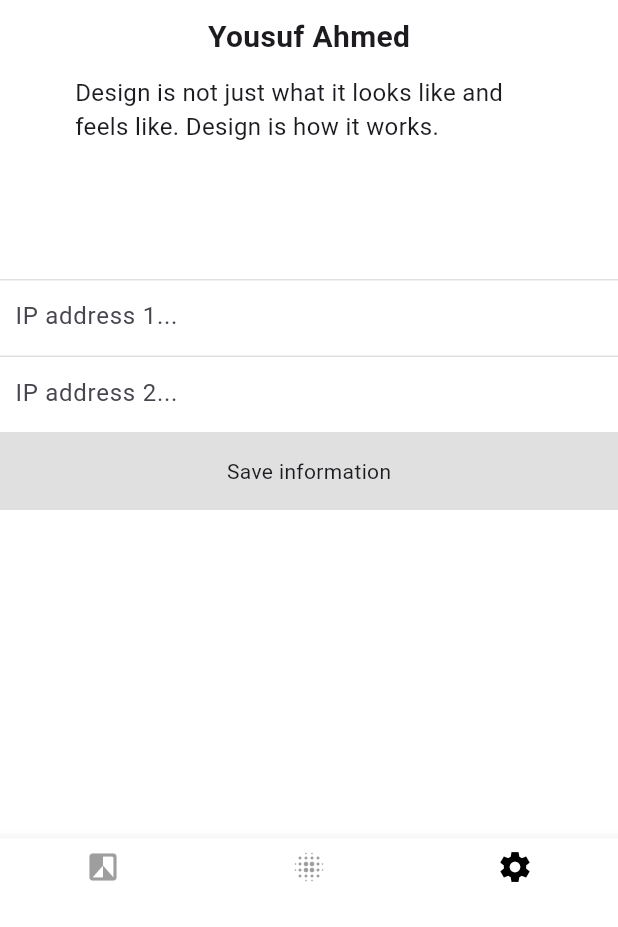
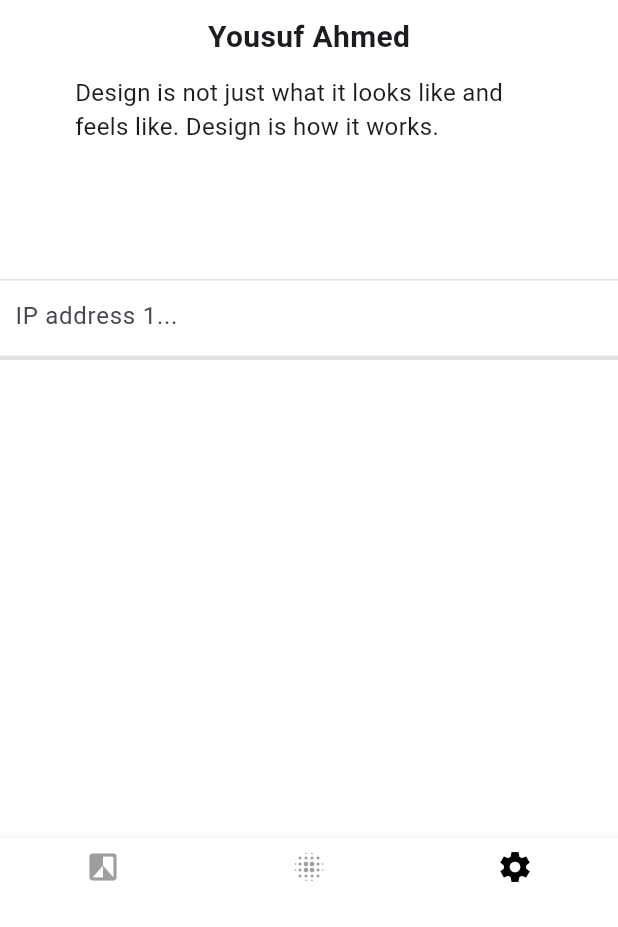
Before and after one commit to yousuf-4594/Image-Inpainting-App, a Flutter app: the screen it shows after launch, swiped to page 3, on a phone screen of 412 x 824 dp, the part 309-1236 px from its top. Run offline on Flutter 3.47's test engine with Material 3 defaults, Android fonts, the phone set to English and light mode, and no system bars; our stand-ins replace camera, image_picker, shimmer; network calls fail.

Commit message:
remove second text box and button in settings screen

```diff
--- a/lib/screens/settings_screen.dart
+++ b/lib/screens/settings_screen.dart
@@ -93,34 +93,20 @@ class _settings_screen extends State<settings_screen> {
                 ),
               ),
               Divider(color: Colors.black12, height: 1),
-              Padding(
-                padding: const EdgeInsets.only(left: 10, right: 10),
-                child: SizedBox(
-                  height: 50,
-                  width: MediaQuery.of(context).size.width,
-                  child: TextField(
-                    decoration: InputDecoration(
-                      hintText: "IP address 2...",
-                      border: InputBorder.none,
-                    ),
-                    onChanged: (text) {},
-                  ),
-                ),
-              ),
               Divider(color: Colors.black12, height: 1),
-              GestureDetector(
-                onTap: () {
-                  print("save information");
-                },
-                child: Container(
-                  height: 50,
-                  child: Center(
-                      child: Text(
-                    "Save information",
-                  )),
-                  decoration: BoxDecoration(color: Colors.black12),
-                ),
-              ),
+              // GestureDetector(
+              //   onTap: () {
+              //     print("save information");
+              //   },
+              //   child: Container(
+              //     height: 50,
+              //     child: Center(
+              //         child: Text(
+              //       "Save information",
+              //     )),
+              //     decoration: BoxDecoration(color: Colors.black12),
+              //   ),
+              // ),
               Divider(color: Colors.black12, height: 1),
             ],
           ),
```
